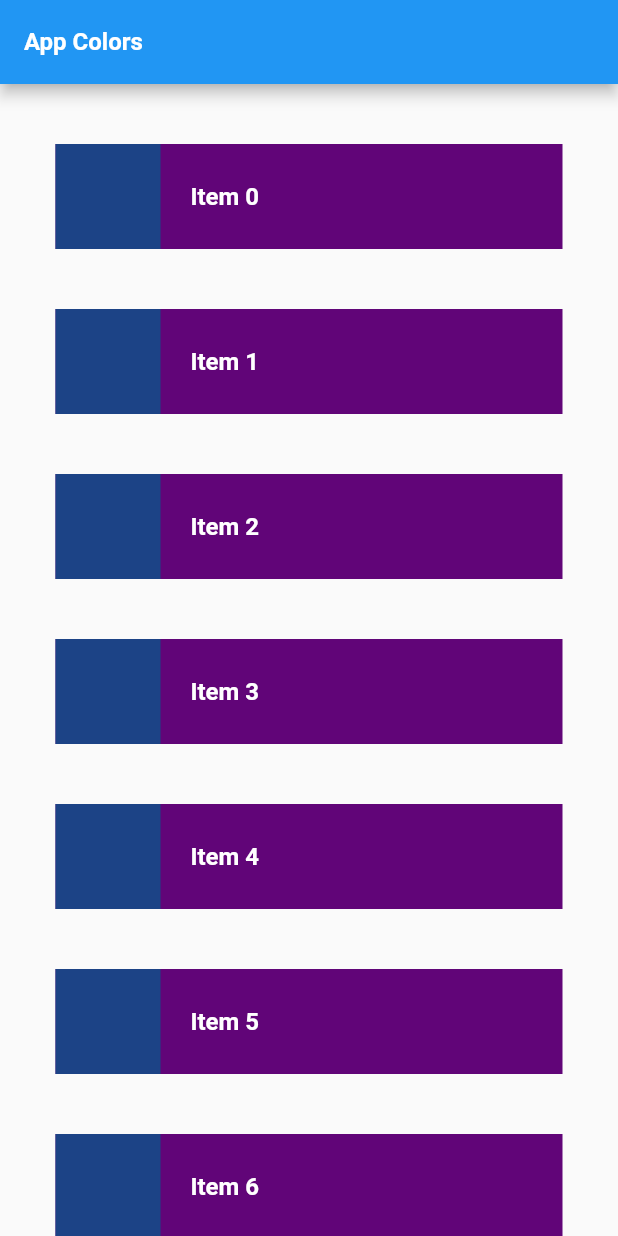
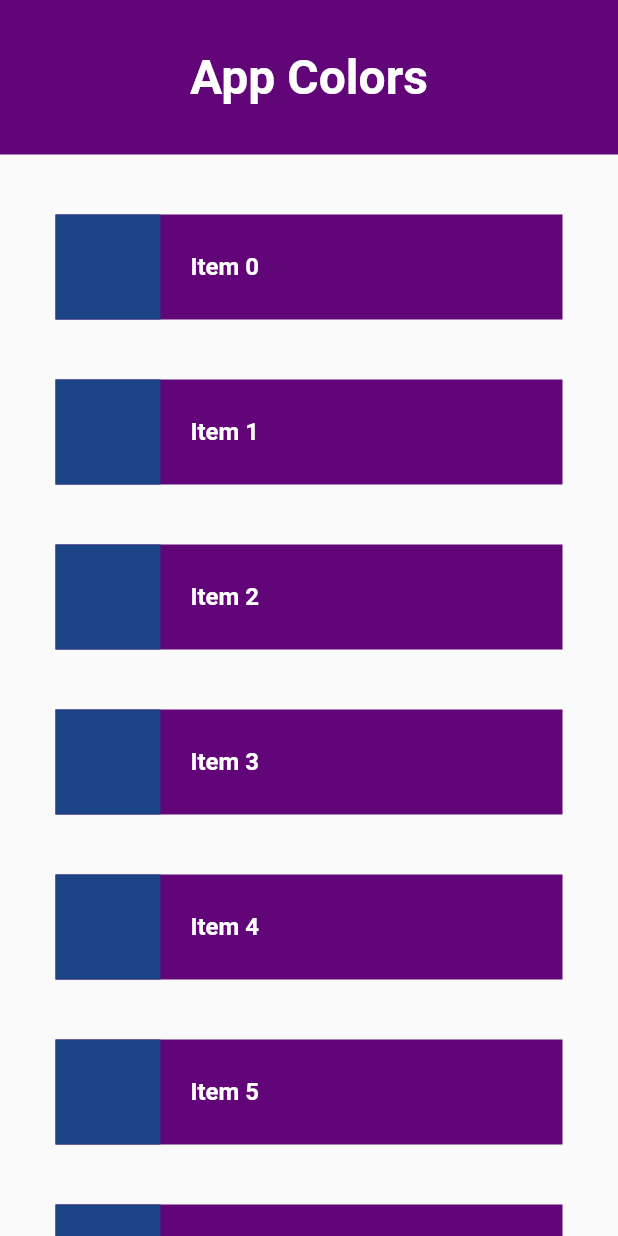
Before and after one commit to Arthurlima544/Tests-in-Flutter, a Flutter app: the screen it shows after launch, on a phone screen of 412 x 824 dp. Run offline on Flutter 3.47's test engine with Material 2 defaults, Android fonts, the phone set to English and light mode, and no system bars; our stand-ins replace google_fonts.

Commit message:
Improving Views

```diff
--- a/lib/Views/Homepage/Components/loading_color_tile.dart
+++ b/lib/Views/Homepage/Components/loading_color_tile.dart
@@ -31,7 +31,7 @@ class LoadingColorTile extends StatelessWidget {
               width: 20,
             ),
             Text(
-              "...",
+              ". . .",
               style: TextStyles.getTextStyle(TextStylesTags.titleNormal),
             ),
           ],
--- a/lib/Views/Homepage/home_page.dart
+++ b/lib/Views/Homepage/home_page.dart
@@ -4,6 +4,7 @@ import 'package:testinflutter/Controllers/Homepage/list_items_controller.dart';
 import 'package:testinflutter/Views/Homepage/Components/color_tile.dart';
 import 'package:testinflutter/utils/theme/text_styles.dart';
 import 'package:testinflutter/utils/theme/text_styles_tags.dart';
+import 'package:testinflutter/utils/theme/ui_colors.dart';
 
 import 'Components/loading_color_tile.dart';
 
@@ -13,10 +14,15 @@ class HomePage extends StatelessWidget {
   @override
   Widget build(BuildContext context) {
     return Scaffold(
-      appBar: AppBar(
-        title: Text(
-          "App Colors",
-          style: TextStyles.getTextStyle(TextStylesTags.titleNormal),
+      appBar: PreferredSize(
+        preferredSize: const Size.fromHeight(103.0),
+        child: Container(
+          color: UiColors.primary,
+          alignment: Alignment.center,
+          child: Text(
+            "App Colors",
+            style: TextStyles.getTextStyle(TextStylesTags.titleHome),
+          ),
         ),
       ),
       body: Selector<ListItemsController, int?>(
--- a/lib/main.dart
+++ b/lib/main.dart
@@ -1,10 +1,13 @@
 import 'package:flutter/material.dart';
+import 'package:flutter/services.dart';
 import 'package:provider/provider.dart';
 import 'package:testinflutter/Controllers/Homepage/list_items_controller.dart';
 
 import 'Views/Homepage/home_page.dart';
 
 void main() {
+  WidgetsFlutterBinding.ensureInitialized();
+  SystemChrome.setEnabledSystemUIMode(SystemUiMode.immersive);
   runApp(const MyApp());
 }
 
```
Also changed, not shown: 1 other file.
